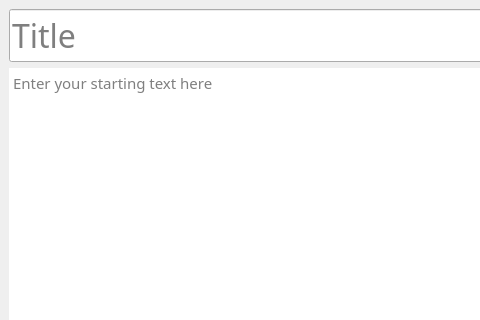
First picture: the form in design.ui, repository daijro/EssayGen, before the edit; both pictures show x 0 to 480 and y 0 to 320 of the 975 by 623 pixel window.
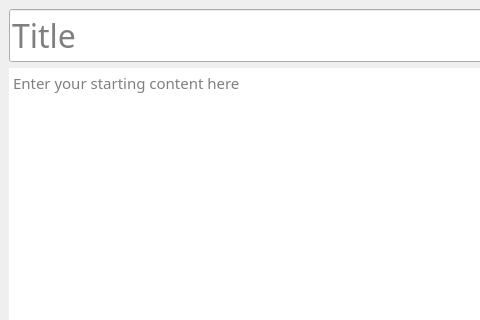
Second picture: the form after the edit.

```diff
--- a/design.ui
+++ b/design.ui
@@ -265,7 +265,7 @@
           <bool>false</bool>
          </property>
          <property name="placeholderText">
-          <string>Enter your starting text here</string>
+          <string>Enter your starting content here</string>
          </property>
         </widget>
        </item>
```
